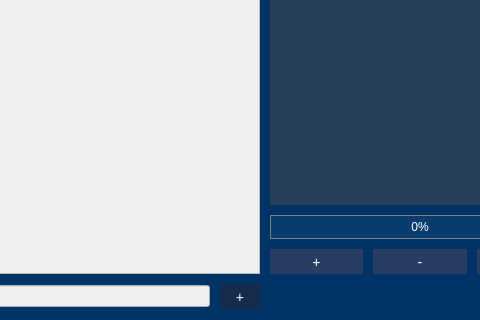
This is gui/definitions/ui/experiment_dialog.ui in SilMon/NucDetect as Qt 5 draws it before an edit; both pictures show x 667 to 1147 and y 579 to 899 of the 1248 by 899 pixel window. The edited form follows.
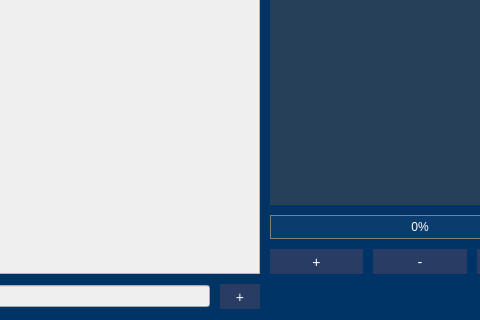
This is the edited form.

The edit to the form file:
```diff
--- a/gui/definitions/ui/experiment_dialog.ui
+++ b/gui/definitions/ui/experiment_dialog.ui
@@ -213,6 +213,9 @@
          </item>
          <item>
           <widget class="QPushButton" name="btn_add_group">
+           <property name="enabled">
+            <bool>false</bool>
+           </property>
            <property name="text">
             <string>+</string>
            </property>
```
